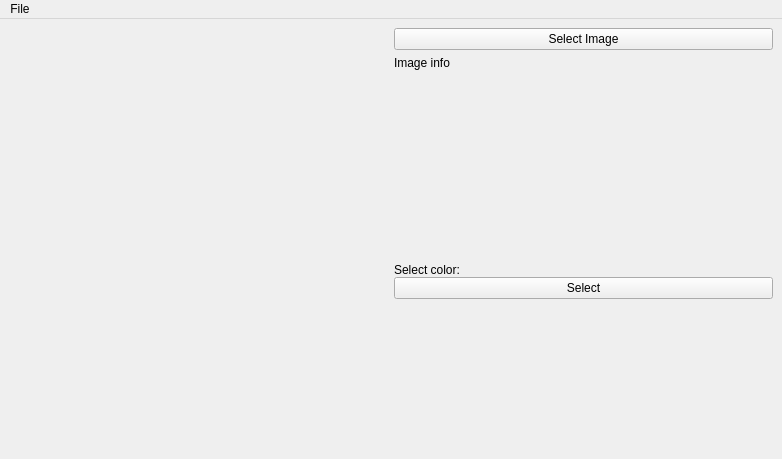
Above: include/mainwindow.ui from VMaksimN/imager before the change. Below: the same form after it.
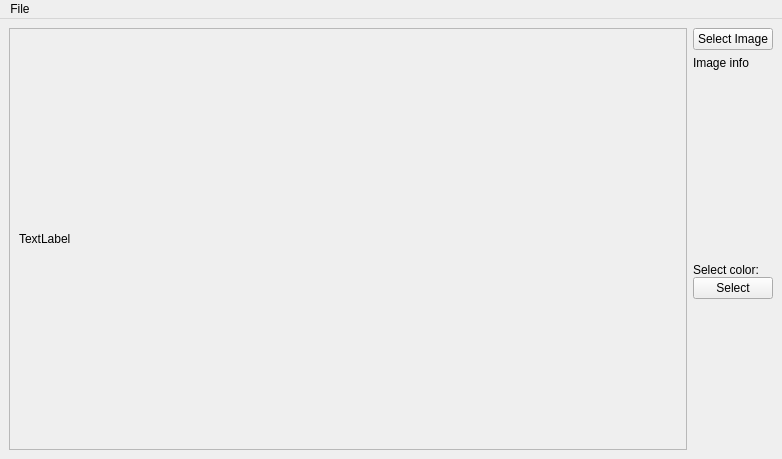
That is the form after the change. Custom widgets are drawn as their Qt base class.

Commit message: Added image loading into a preview box

The edit to the form file:
```diff
--- a/include/mainwindow.ui
+++ b/include/mainwindow.ui
@@ -18,10 +18,35 @@
     <item>
      <layout class="QVBoxLayout" name="ImageLayout">
       <item>
-       <widget class="KImageFilePreview" name="kimagefilepreview">
-        <property name="inputMethodHints">
-         <set>Qt::ImhNone</set>
+       <widget class="QScrollArea" name="scrollArea">
+        <property name="widgetResizable">
+         <bool>true</bool>
         </property>
+        <widget class="QWidget" name="scrollAreaWidgetContents">
+         <property name="geometry">
+          <rect>
+           <x>0</x>
+           <y>0</y>
+           <width>629</width>
+           <height>409</height>
+          </rect>
+         </property>
+         <layout class="QVBoxLayout" name="verticalLayout">
+          <item>
+           <widget class="QLabel" name="ImageLabel">
+            <property name="sizePolicy">
+             <sizepolicy hsizetype="Minimum" vsizetype="Minimum">
+              <horstretch>0</horstretch>
+              <verstretch>0</verstretch>
+             </sizepolicy>
+            </property>
+            <property name="text">
+             <string>TextLabel</string>
+            </property>
+           </widget>
+          </item>
+         </layout>
+        </widget>
        </widget>
       </item>
      </layout>
@@ -161,11 +186,6 @@
   </action>
  </widget>
  <customwidgets>
-  <customwidget>
-   <class>KImageFilePreview</class>
-   <extends>QWidget</extends>
-   <header>kimagefilepreview.h</header>
-  </customwidget>
   <customwidget>
    <class>KColorButton</class>
    <extends>QPushButton</extends>
```
Left out of the diff: 2 changed lines with no effect on the pictures. The commit also changes 4 other files.
